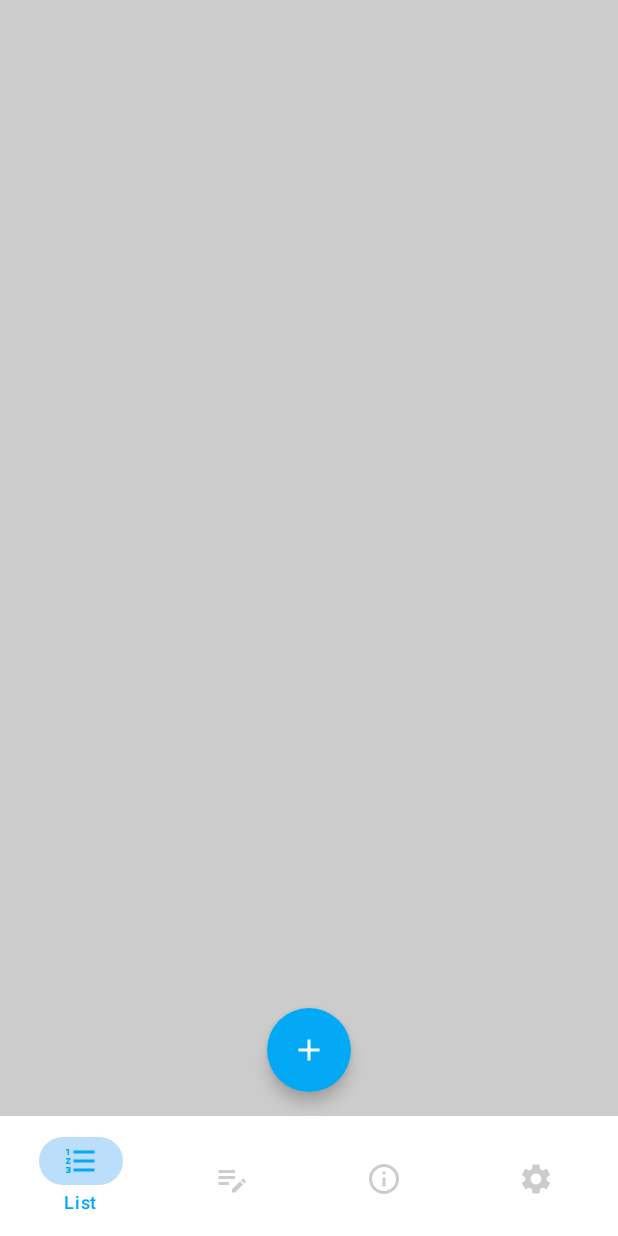
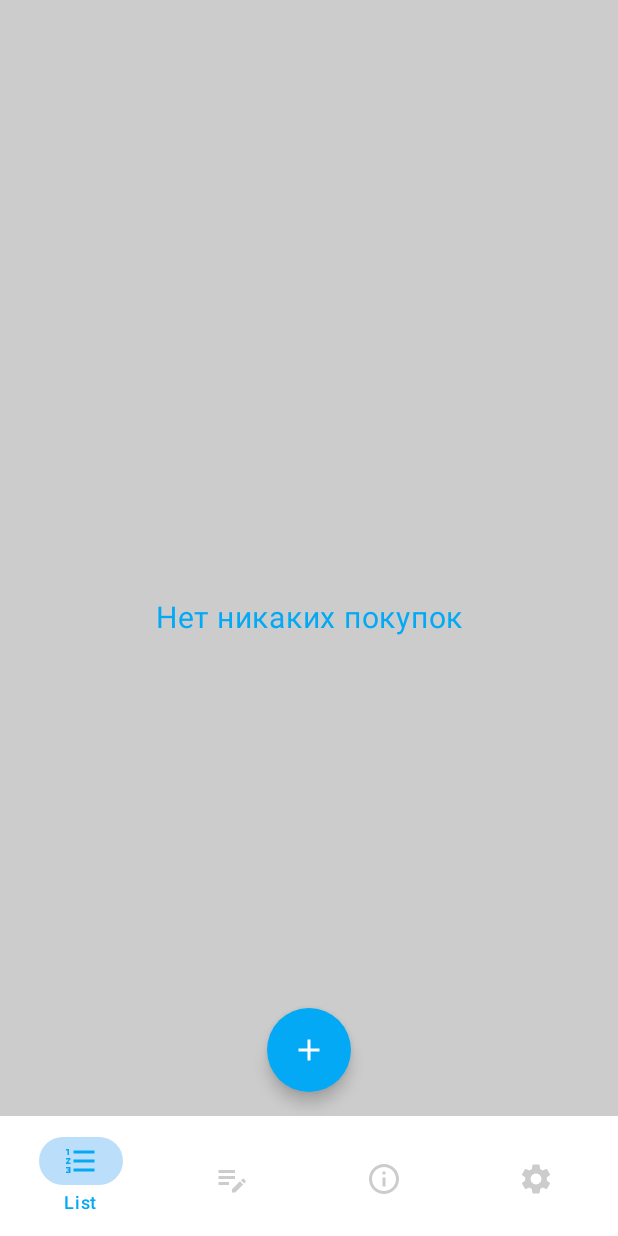
Before and after one commit to YurijM/NecoShoppingList, an Android app built with Jetpack Compose: the screen it shows after launch (MainActivity), on a phone screen of 412 x 824 dp. Run offline under Robolectric (Android 15) with nearby library versions, the phone set to English and light mode, and no system bars; our stand-ins replace Dagger/Hilt's generated code, Room's generated code.

Commit message:
Создание списка товаров одной покупки (уроки 28-30)

```diff
--- a/app/src/main/java/com/mu/necoshoppinglist/data/dao/ShoppingListItemDao.kt
+++ b/app/src/main/java/com/mu/necoshoppinglist/data/dao/ShoppingListItemDao.kt
@@ -5,6 +5,7 @@ import androidx.room.Delete
 import androidx.room.Insert
 import androidx.room.OnConflictStrategy
 import androidx.room.Query
+import androidx.room.Transaction
 import com.mu.necoshoppinglist.data.entity.ShoppingListItemEntity
 import kotlinx.coroutines.flow.Flow
 
@@ -16,6 +17,15 @@ interface ShoppingListItemDao {
     @Delete
     suspend fun deleteItem(item: ShoppingListItemEntity)
 
+    @Query("DELETE FROM add_item_table WHERE shoppingListId = :listId")
+    suspend fun deleteAddItems(listId: Int)
+
     @Query("SELECT * FROM shopping_list_item_table")
     fun getAllItems(): Flow<List<ShoppingListItemEntity>>
+
+    @Transaction
+    suspend fun deleteShoppingList(item: ShoppingListItemEntity) {
+        deleteAddItems(item.id!!)
+        deleteItem(item)
+    }
 }
--- a/app/src/main/java/com/mu/necoshoppinglist/data/repository/ShoppingListItemRepositoryImpl.kt
+++ b/app/src/main/java/com/mu/necoshoppinglist/data/repository/ShoppingListItemRepositoryImpl.kt
@@ -12,7 +12,7 @@ class ShoppingListItemRepositoryImpl(
     }
 
     override suspend fun deleteItem(item: ShoppingListItemEntity) {
-        dao.deleteItem(item)
+        dao.deleteShoppingList(item)
     }
 
     override fun getAllItems(): Flow<List<ShoppingListItemEntity>> {
--- a/app/src/main/java/com/mu/necoshoppinglist/screens/add_item_screen/AddItemScreen.kt
+++ b/app/src/main/java/com/mu/necoshoppinglist/screens/add_item_screen/AddItemScreen.kt
@@ -53,7 +53,8 @@ fun AddItemScreen(
             Checkbox(
                 colors = CheckboxDefaults.colors(
                     checkedColor = Color.White,
-                    checkmarkColor = BlueMain
+                    checkmarkColor = BlueMain,
+                    uncheckedColor = BlueMain
                 ),
                 checked = item.isChecked,
                 onCheckedChange = { isChecked ->
--- a/app/src/main/java/com/mu/necoshoppinglist/screens/shopping_list_screen/ShoppingListScreen.kt
+++ b/app/src/main/java/com/mu/necoshoppinglist/screens/shopping_list_screen/ShoppingListScreen.kt
@@ -3,14 +3,19 @@ package com.mu.necoshoppinglist.screens.shopping_list_screen
 import androidx.compose.foundation.background
 import androidx.compose.foundation.layout.PaddingValues
 import androidx.compose.foundation.layout.fillMaxSize
+import androidx.compose.foundation.layout.wrapContentHeight
 import androidx.compose.foundation.lazy.LazyColumn
 import androidx.compose.foundation.lazy.items
+import androidx.compose.material3.Text
 import androidx.compose.runtime.Composable
 import androidx.compose.runtime.LaunchedEffect
 import androidx.compose.runtime.collectAsState
 import androidx.compose.ui.Modifier
+import androidx.compose.ui.text.style.TextAlign
+import androidx.compose.ui.unit.sp
 import androidx.hilt.navigation.compose.hiltViewModel
 import com.mu.necoshoppinglist.data.entity.ShoppingListItemEntity
+import com.mu.necoshoppinglist.ui.theme.BlueMain
 import com.mu.necoshoppinglist.ui.theme.GrayLight
 import com.mu.necoshoppinglist.utils.UiEvent
 import com.mu.necoshoppinglist.utils.dialog.MainDialog
@@ -47,4 +52,16 @@ fun ShoppingListScreen(
         }
     }
     MainDialog(dialogController = viewModel)
+
+    if (list.value.isEmpty()) {
+        Text(
+            modifier = Modifier
+                .fillMaxSize()
+                .wrapContentHeight(),
+            text = "Нет никаких покупок",
+            color = BlueMain,
+            fontSize = 20.sp,
+            textAlign = TextAlign.Center
+        )
+    }
 }
```
Also changed, not shown: app/src/main/java/com/mu/necoshoppinglist/screens/add_item_screen/AddItemListScreen.kt (+87 -5 lines), app/src/main/java/com/mu/necoshoppinglist/screens/add_item_screen/AddItemViewModel.kt (+10 -7 lines).
